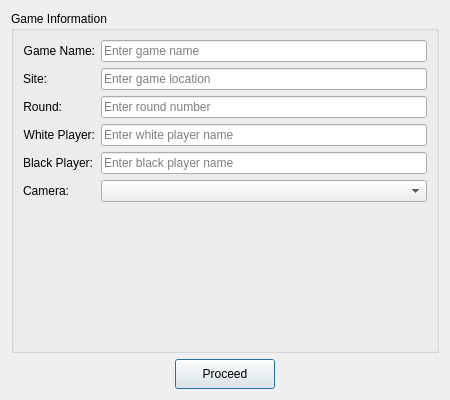
Qt form ui/newGame.ui (AlienWolfX/thesis-chess) before a commit.
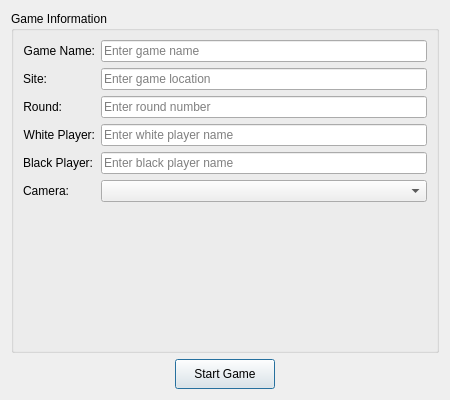
The same form after that commit. Icons and pictures are not drawn.

Commit message: Connected Implementation to GUI

```diff
--- a/ui/newGame.ui
+++ b/ui/newGame.ui
@@ -159,7 +159,7 @@
         </size>
        </property>
        <property name="text">
-        <string>Proceed</string>
+        <string>Start Game</string>
        </property>
       </widget>
      </item>
```
Left out of the diff: 2 changed lines with no effect on the pictures. The commit also changes 3 other files.
